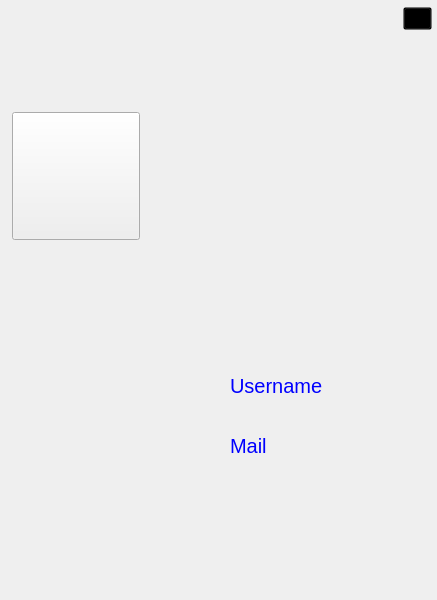
The window that ClientModule/userprofile.ui (giovannic96/Real-time-collaborative-text-editor) describes before a commit, drawn with Qt 5.
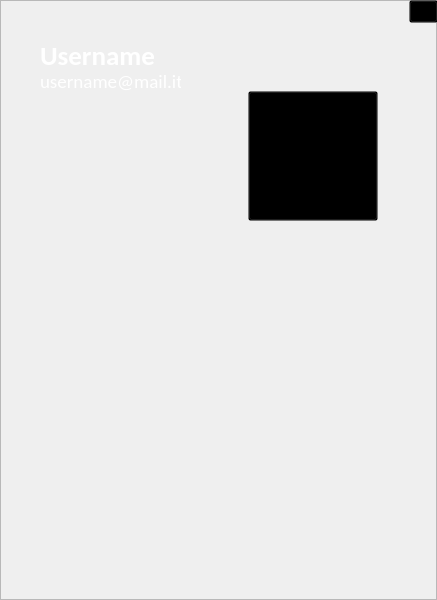
The same window after the commit. Icons and pictures are not drawn.

Patch:
```diff
--- a/ClientModule/userprofile.ui
+++ b/ClientModule/userprofile.ui
@@ -19,8 +19,8 @@
   <widget class="QPushButton" name="exitButton">
    <property name="geometry">
     <rect>
-     <x>403</x>
-     <y>7</y>
+     <x>409</x>
+     <y>0</y>
      <width>29</width>
      <height>23</height>
     </rect>
@@ -29,8 +29,9 @@
     <cursorShape>PointingHandCursor</cursorShape>
    </property>
    <property name="styleSheet">
-    <string notr="true">background-color: Transparent;
-background-repeat:no-repeat;
+    <string notr="true">#exitButton{
+background: transparent;
+}
 </string>
    </property>
    <property name="text">
@@ -40,17 +41,19 @@
   <widget class="QPushButton" name="UserImageButton">
    <property name="geometry">
     <rect>
-     <x>12</x>
-     <y>112</y>
-     <width>128</width>
-     <height>128</height>
+     <x>248</x>
+     <y>91</y>
+     <width>130</width>
+     <height>130</height>
     </rect>
    </property>
    <property name="cursor">
     <cursorShape>PointingHandCursor</cursorShape>
    </property>
    <property name="styleSheet">
-    <string notr="true"/>
+    <string notr="true">#UserImageButton{
+background-color:transparent;
+}</string>
    </property>
    <property name="text">
     <string/>
@@ -69,15 +72,22 @@
   <widget class="QLabel" name="Username">
    <property name="geometry">
     <rect>
-     <x>230</x>
-     <y>370</y>
-     <width>231</width>
+     <x>40</x>
+     <y>40</y>
+     <width>141</width>
      <height>31</height>
     </rect>
    </property>
+   <property name="font">
+    <font>
+     <family>Calibri</family>
+     <pointsize>20</pointsize>
+     <weight>75</weight>
+     <bold>true</bold>
+    </font>
+   </property>
    <property name="styleSheet">
-    <string notr="true">color: #0000FF;
-font-size: 20px;</string>
+    <string notr="true">color:white;</string>
    </property>
    <property name="text">
     <string>Username</string>
@@ -86,21 +96,28 @@
   <widget class="QLabel" name="Mail">
    <property name="geometry">
     <rect>
-     <x>230</x>
-     <y>430</y>
-     <width>231</width>
+     <x>40</x>
+     <y>66</y>
+     <width>141</width>
      <height>31</height>
     </rect>
    </property>
+   <property name="font">
+    <font>
+     <family>Calibri</family>
+     <pointsize>14</pointsize>
+     <weight>50</weight>
+     <bold>false</bold>
+    </font>
+   </property>
    <property name="styleSheet">
-    <string notr="true">color: #0000FF;
-font-size: 20px;</string>
+    <string notr="true">color:white;</string>
    </property>
    <property name="text">
-    <string>Mail</string>
+    <string>username@mail.it</string>
    </property>
   </widget>
-  <widget class="QWidget" name="widget" native="true">
+  <widget class="QFrame" name="frameProfile">
    <property name="geometry">
     <rect>
      <x>0</x>
@@ -110,7 +127,15 @@
     </rect>
    </property>
    <property name="styleSheet">
-    <string notr="true">border-image: url(:/image/infoprofile.png);</string>
+    <string notr="true">#frameProfile{
+border-image: url(:/image/infoprofile.png);
+}</string>
+   </property>
+   <property name="frameShape">
+    <enum>QFrame::StyledPanel</enum>
+   </property>
+   <property name="frameShadow">
+    <enum>QFrame::Raised</enum>
    </property>
   </widget>
   <zorder>widget</zorder>
```
Left out of the diff: 12 changed lines with no effect on the pictures.
